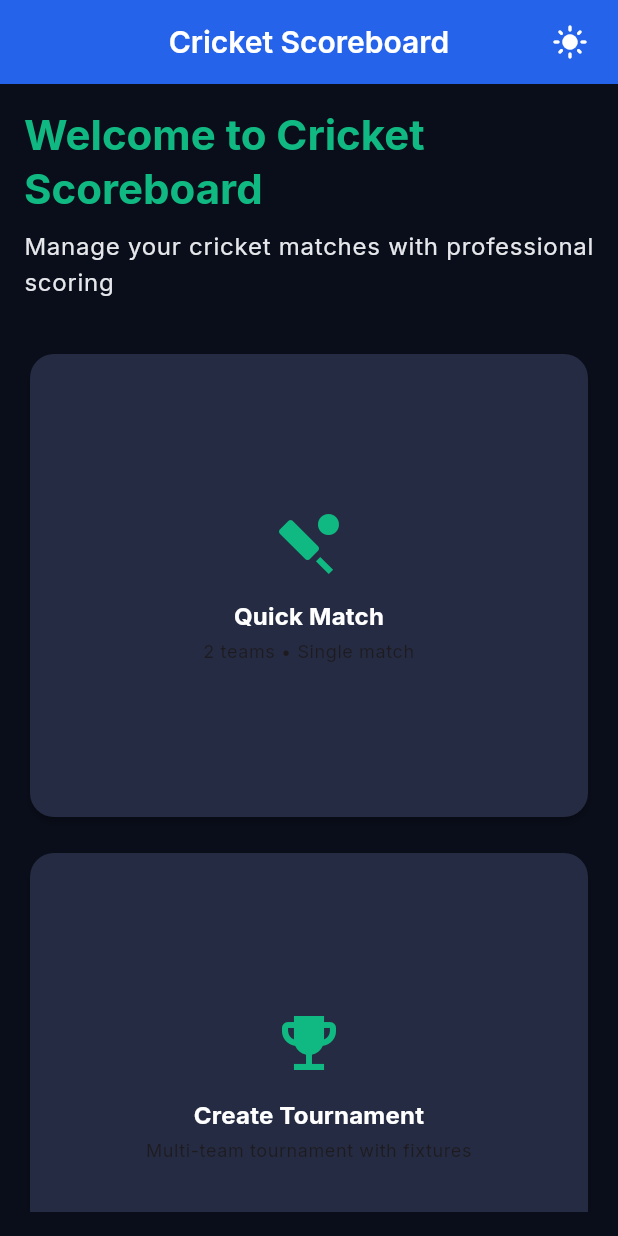
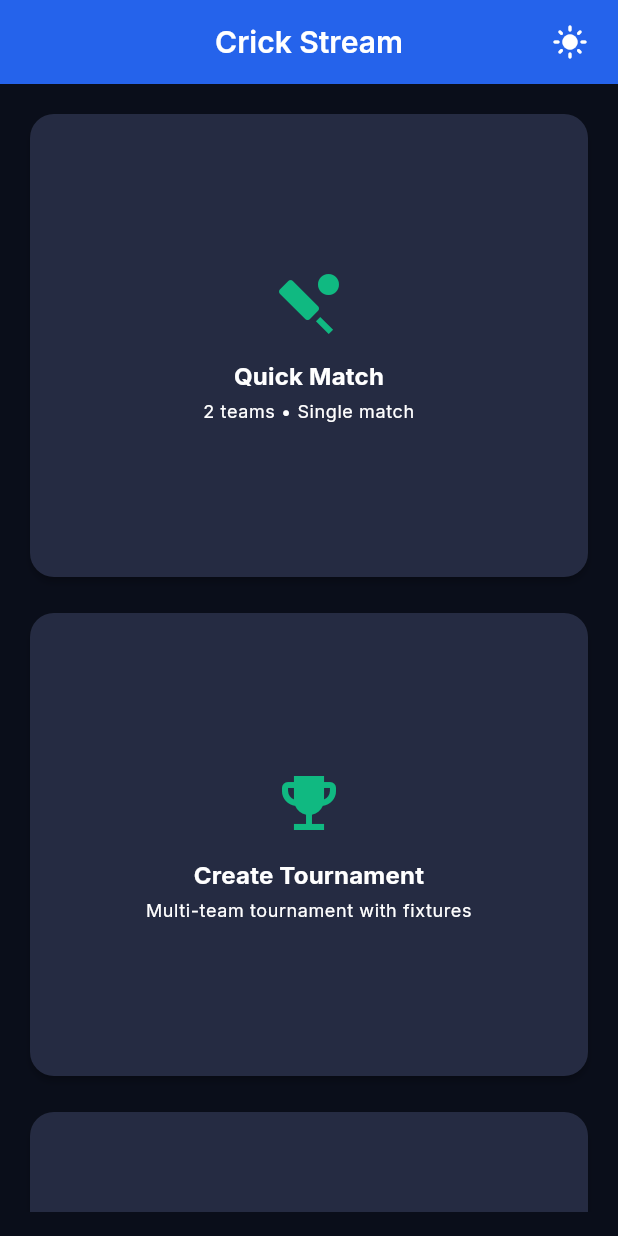
Before and after one commit to Padmakumar18/Cric_Score-Card, a Flutter app: the screen it shows after launch, on a phone screen of 412 x 824 dp. Run offline on Flutter 3.47's test engine with Material 3 defaults, Android fonts, the phone set to English and light mode, and no system bars; our stand-ins replace google_fonts, shared_preferences.

Commit message:
theme updated

```diff
--- a/app/lib/main.dart
+++ b/app/lib/main.dart
@@ -27,7 +27,7 @@ class CricketScoreboardApp extends StatelessWidget {
       child: Consumer<ThemeProvider>(
         builder: (context, themeProvider, child) {
           return MaterialApp(
-            title: 'Cricket Scoreboard',
+            title: 'Crick Stream',
             theme: AppTheme.lightTheme,
             darkTheme: AppTheme.darkTheme,
             themeMode: themeProvider.themeMode,
--- a/app/lib/screens/home_screen.dart
+++ b/app/lib/screens/home_screen.dart
@@ -18,7 +18,7 @@ class HomeScreen extends StatelessWidget {
   Widget build(BuildContext context) {
     return Scaffold(
       appBar: AppBar(
-        title: const Text('Cricket Scoreboard'),
+        title: const Text('Crick Stream'),
         centerTitle: true,
         actions: [
           Consumer<ThemeProvider>(
@@ -68,8 +68,8 @@ class HomeScreen extends StatelessWidget {
             crossAxisAlignment: CrossAxisAlignment.start,
             children: [
               // Welcome section
-              _buildWelcomeSection(context),
-              const SizedBox(height: 32),
+              // _buildWelcomeSection(context),
+              // const SizedBox(height: 32),
 
               // Current match status
               if (matchProvider.currentMatch != null) ...[
@@ -265,7 +265,11 @@ class HomeScreen extends StatelessWidget {
               const SizedBox(height: 4),
               Text(
                 subtitle,
-                style: Theme.of(context).textTheme.bodySmall,
+                style: Theme.of(context).textTheme.bodySmall?.copyWith(
+                  color: Theme.of(context).brightness == Brightness.dark
+                      ? Colors.white
+                      : Colors.black,
+                ),
                 textAlign: TextAlign.center,
               ),
             ],
```
Also changed, not shown: app/lib/widgets/modern_action_buttons.dart (+28 -8 lines).
